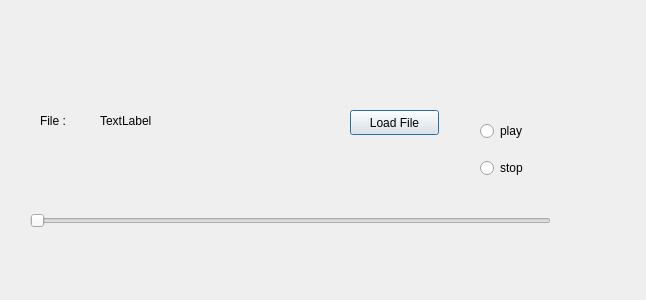
Before: the Qt Designer form guiForScript.ui in ioadeer/audioplayer, drawn with Qt 5.
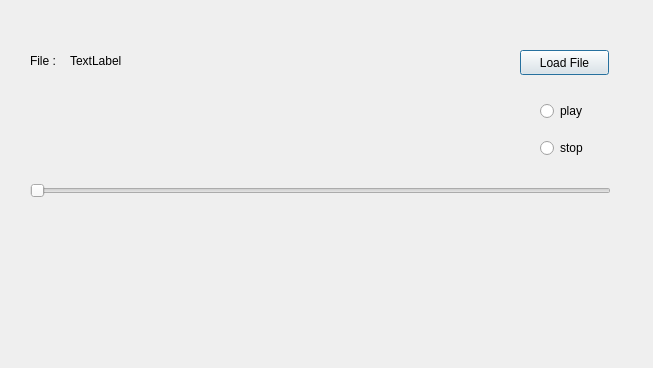
After: the same form once the commit is applied.

Commit message: Agregue loadAudioFile y loadCsvFiles

What changed in the file:
```diff
--- a/guiForScript.ui
+++ b/guiForScript.ui
@@ -6,8 +6,8 @@
    <rect>
     <x>0</x>
     <y>0</y>
-    <width>646</width>
-    <height>300</height>
+    <width>653</width>
+    <height>368</height>
    </rect>
   </property>
   <property name="windowTitle">
@@ -16,8 +16,8 @@
   <widget class="QWidget" name="verticalLayoutWidget">
    <property name="geometry">
     <rect>
-     <x>480</x>
-     <y>110</y>
+     <x>540</x>
+     <y>90</y>
      <width>71</width>
      <height>80</height>
     </rect>
@@ -43,8 +43,8 @@
    <property name="geometry">
     <rect>
      <x>30</x>
-     <y>190</y>
-     <width>521</width>
+     <y>160</y>
+     <width>581</width>
      <height>61</height>
     </rect>
    </property>
@@ -55,8 +55,8 @@
   <widget class="QPushButton" name="pushButtonLoadFile">
    <property name="geometry">
     <rect>
-     <x>350</x>
-     <y>110</y>
+     <x>520</x>
+     <y>50</y>
      <width>89</width>
      <height>25</height>
     </rect>
@@ -68,8 +68,8 @@
   <widget class="QLabel" name="label">
    <property name="geometry">
     <rect>
-     <x>40</x>
-     <y>110</y>
+     <x>30</x>
+     <y>50</y>
      <width>41</width>
      <height>21</height>
     </rect>
@@ -81,9 +81,9 @@
   <widget class="QLabel" name="labelFileName">
    <property name="geometry">
     <rect>
-     <x>100</x>
-     <y>110</y>
-     <width>231</width>
+     <x>70</x>
+     <y>50</y>
+     <width>431</width>
      <height>21</height>
     </rect>
    </property>
```
The commit also changes 2 other files.
